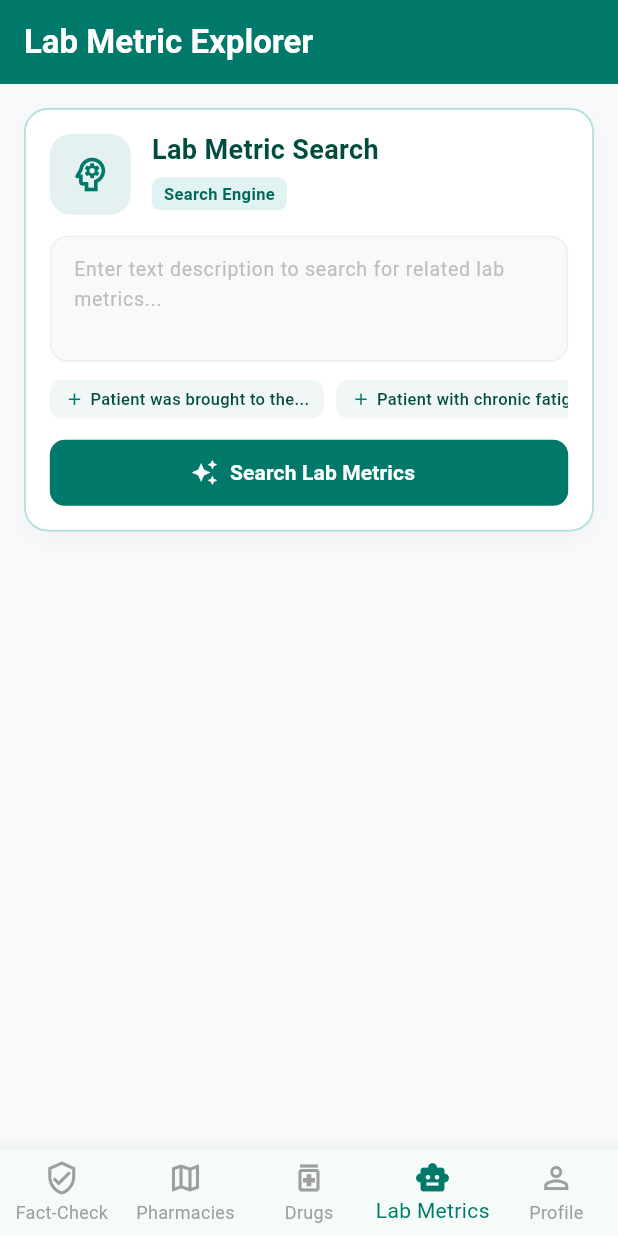
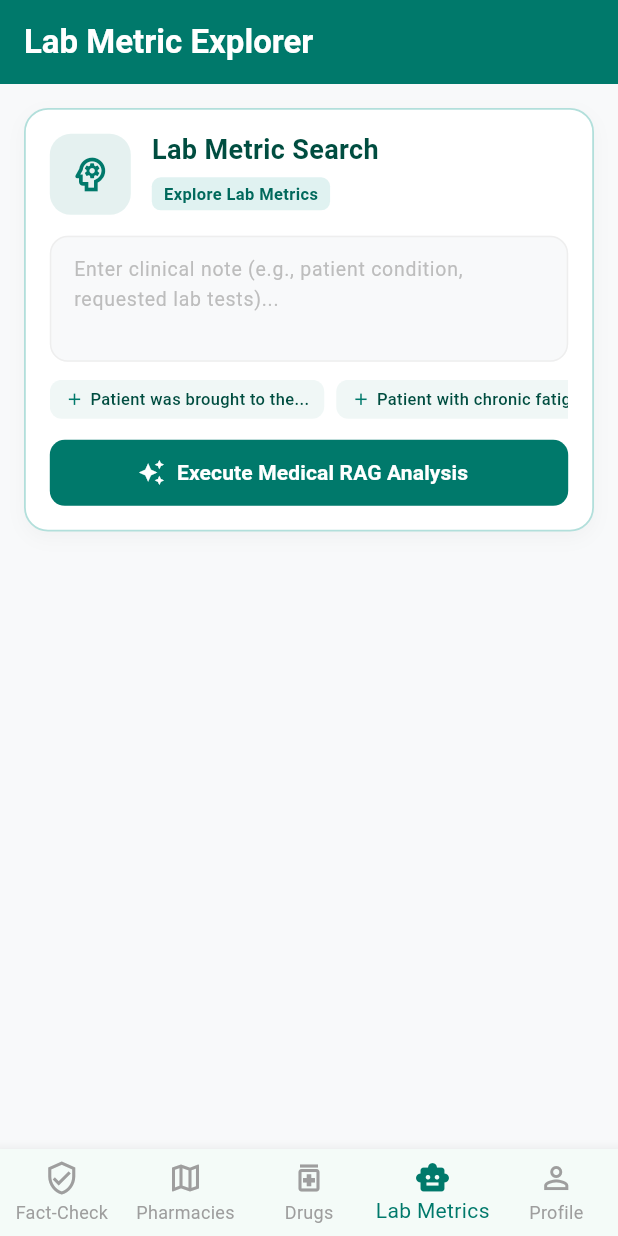
Before and after one commit to ylin1202/medpulse, a Flutter app: the screen it shows after launch, item 4 of the bottom bar chosen, on a phone screen of 412 x 824 dp. Run offline on Flutter 3.47's test engine with Material 3 defaults, Android fonts, the phone set to English and light mode, and no system bars; our stand-ins replace dio, flutter_dotenv, flutter_markdown, google_maps_flutter, shared_preferences; network calls fail.

Commit message:
feat(lab-metric): update lab metric model and analysis screen

```diff
--- a/medpulse_flutter/lib/features/lab_metric/data/analysis_model.dart
+++ b/medpulse_flutter/lib/features/lab_metric/data/analysis_model.dart
@@ -26,6 +26,7 @@ class MetricReferenceModel {
 class AnalysisResponseModel {
   final String status;
   final int detectedMetricsCount;
+  final String? clinicalSynthesis; // 新增：Gemini RAG Generation
   final Map<String, MetricReferenceModel> metricsReference;
   final int totalAttemptsUsed;
   final bool cached;
@@ -33,6 +34,7 @@ class AnalysisResponseModel {
   AnalysisResponseModel({
     required this.status,
     required this.detectedMetricsCount,
+    this.clinicalSynthesis,
     required this.metricsReference,
     required this.totalAttemptsUsed,
     required this.cached,
@@ -49,6 +51,7 @@ class AnalysisResponseModel {
     return AnalysisResponseModel(
       status: json['status'] ?? 'unknown',
       detectedMetricsCount: json['detected_metrics_count'] ?? 0,
+      clinicalSynthesis: json['clinical_synthesis']?.toString(), // 讀取後端生成的摘要
       metricsReference: parsedMetrics,
       totalAttemptsUsed: json['total_attempts_used'] ?? 1,
       cached: json['cached'] ?? false,
--- a/medpulse_flutter/lib/features/lab_metric/presentation/lab_metric_screen.dart
+++ b/medpulse_flutter/lib/features/lab_metric/presentation/lab_metric_screen.dart
@@ -1,4 +1,6 @@
 import 'package:flutter/material.dart';
+import 'package:flutter_markdown/flutter_markdown.dart';
+import 'package:dio/dio.dart';
 import '../../../../core/network/api_client.dart';
 import '../data/analysis_model.dart';
 
@@ -37,8 +39,12 @@ class _AiAgentScreenState extends State<AiAgentScreen> {
       debugPrint('[AI Agent] Sending clinical text to FastAPI /api/v1/analyze');
 
       final response = await ApiClient().fastApiDio.post(
-        '/analyze',
+        '/api/v1/analyze',
         data: {'clinical_text': text.trim()},
+        options: Options(
+          receiveTimeout: const Duration(seconds: 90), // 明確配置 90 秒逾時
+          sendTimeout: const Duration(seconds: 30),
+        ),
       );
 
       debugPrint('[AI Agent] Response Status: ${response.statusCode}');
@@ -49,12 +55,26 @@ class _AiAgentScreenState extends State<AiAgentScreen> {
           _isLoading = false;
         });
       }
+    } on DioException catch (dioErr) {
+      debugPrint('[AI Agent DioError]: ${dioErr.type} - ${dioErr.message}');
+      if (mounted) {
+        String message = 'Failed to analyze clinical text.';
+        if (dioErr.type == DioExceptionType.receiveTimeout) {
+          message = 'The AI Agent analysis timed out. Multi-stage clinical reasoning took longer than expected. Please try again.';
+        } else if (dioErr.type == DioExceptionType.connectionError ||
+                   dioErr.type == DioExceptionType.connectionTimeout) {
+          message = 'Unable to connect to AI Agent service at localhost:8000. Please ensure the backend container is running.';
+        }
+        setState(() {
+          _errorMessage = message;
+          _isLoading = false;
+        });
+      }
     } catch (e) {
       debugPrint('[AI Agent Error]: $e');
       if (mounted) {
         setState(() {
-          _errorMessage =
-              'Failed to analyze clinical text. Please verify FastAPI agent service is online.';
+          _errorMessage = 'An unexpected error occurred during medical analysis: $e';
           _isLoading = false;
         });
       }
@@ -69,6 +89,9 @@ class _AiAgentScreenState extends State<AiAgentScreen> {
 
   @override
   Widget build(BuildContext context) {
+    final hasSynthesis = _analysisResult?.clinicalSynthesis != null &&
+        _analysisResult!.clinicalSynthesis!.trim().isNotEmpty;
+
     return Scaffold(
       backgroundColor: const Color(0xFFF8F9FA),
       appBar: AppBar(
@@ -85,7 +108,7 @@ class _AiAgentScreenState extends State<AiAgentScreen> {
         child: Column(
           crossAxisAlignment: CrossAxisAlignment.start,
           children: [
-            // 1. 頂部英雄卡片 (Hero Header Banner - 承襲 Drug Detail 風格)
+            // 1. 頂部英雄卡片 (Hero Header Banner)
             Container(
               padding: const EdgeInsets.all(16.0),
               decoration: BoxDecoration(
@@ -146,7 +169,7 @@ class _AiAgentScreenState extends State<AiAgentScreen> {
                                 borderRadius: BorderRadius.circular(6),
                               ),
                               child: const Text(
-                                'Search Engine',
+                                'Explore Lab Metrics',
                                 style: TextStyle(
                                   fontSize: 11,
                                   fontWeight: FontWeight.bold,
@@ -168,7 +191,7 @@ class _AiAgentScreenState extends State<AiAgentScreen> {
                     style: const TextStyle(fontSize: 13.5),
                     decoration: InputDecoration(
                       hintText:
-                          'Enter text description to search for related lab metrics...',
+                          'Enter clinical note (e.g., patient condition, requested lab tests)...',
                       hintStyle: TextStyle(
                         color: Colors.grey[400],
                         fontSize: 13,
@@ -213,7 +236,8 @@ class _AiAgentScreenState extends State<AiAgentScreen> {
                                 vertical: 5,
                               ),
                               decoration: BoxDecoration(
-                                color: const Color(0xFF00796B).withOpacity(0.06),
+                                color:
+                                    const Color(0xFF00796B).withOpacity(0.06),
                                 borderRadius: BorderRadius.circular(8),
                               ),
                               child: Row(
@@ -256,7 +280,7 @@ class _AiAgentScreenState extends State<AiAgentScreen> {
                               ),
                       icon: const Icon(Icons.auto_awesome, size: 18),
                       label: const Text(
-                        'Search Lab Metrics',
+                        'Execute Medical RAG Analysis',
                         style: TextStyle(fontWeight: FontWeight.bold),
                       ),
                       style: ElevatedButton.styleFrom(
@@ -293,7 +317,7 @@ class _AiAgentScreenState extends State<AiAgentScreen> {
                       ),
                       SizedBox(height: 16),
                       Text(
-                        'Agent Reasoning with Gemma-3...',
+                        'Synthesizing with LangGraph & Gemini...',
                         style: TextStyle(
                           color: Color(0xFF004D40),
                           fontWeight: FontWeight.bold,
@@ -302,7 +326,7 @@ class _AiAgentScreenState extends State<AiAgentScreen> {
                       ),
                       SizedBox(height: 4),
                       Text(
-                        'Executing LangGraph multi-turn analysis',
+                        'NER Extraction -> Vector Retrieval -> Clinical Synthesis',
                         style: TextStyle(color: Colors.grey, fontSize: 12),
                       ),
                     ],
@@ -333,8 +357,74 @@ class _AiAgentScreenState extends State<AiAgentScreen> {
                 ),
               ),
 
-            // 4. 分析結果展示面板 (採用與 Drug Detail Section Card 相同的微色彩 Header 結構)
+            // 4. 分析結果展示面板
             if (_analysisResult != null && !_isLoading) ...[
+              // =======================================================
+              // 【RAG G 階段】AI Clinical Synthesis (MarkdownBody 渲染)
+              // =======================================================
+              if (hasSynthesis) ...[
+                Container(
+                  width: double.infinity,
+                  margin: const EdgeInsets.only(bottom: 20),
+                  padding: const EdgeInsets.all(16),
+                  decoration: BoxDecoration(
+                    color: const Color(0xFFF0FDF4),
+                    borderRadius: BorderRadius.circular(16),
+                    border: Border.all(color: Colors.teal.shade200, width: 1.2),
+                    boxShadow: [
+                      BoxShadow(
+                        color: Colors.teal.withOpacity(0.04),
+                        blurRadius: 8,
+                        offset: const Offset(0, 2),
+                      ),
+                    ],
+                  ),
+                  child: Column(
+                    crossAxisAlignment: CrossAxisAlignment.start,
+                    children: [
+                      Row(
+                        children: const [
+                          Icon(
+                            Icons.auto_awesome,
+                            color: Color(0xFF00796B),
+                            size: 18,
+                          ),
+                          SizedBox(width: 8),
+                          Text(
+                            'AI Clinical Interpretation & Synthesis',
+                            style: TextStyle(
+                              fontWeight: FontWeight.bold,
+                              fontSize: 15,
+                              color: Color(0xFF004D40),
+                            ),
+                          ),
+                        ],
+                      ),
+                      const SizedBox(height: 10),
+                      MarkdownBody(
+                        data: _analysisResult!.clinicalSynthesis!.trim(),
+                        styleSheet: MarkdownStyleSheet(
+                          p: const TextStyle(
+                            fontSize: 13.5,
+                            height: 1.55,
+                            color: Color(0xFF1B4D3E),
+                            letterSpacing: 0.15,
+                          ),
+                          strong: const TextStyle(
+                            fontWeight: FontWeight.bold,
+                            color: Color(0xFF004D40),
+                          ),
+                          listBullet: const TextStyle(
+                            color: Color(0xFF00796B),
+                            fontSize: 13.5,
+                          ),
+                        ),
+                      ),
+                    ],
+                  ),
+                ),
+              ],
+
               // 標題列 + Redis / Retry 狀態 Badge
               Row(
                 mainAxisAlignment: MainAxisAlignment.spaceBetween,
@@ -357,20 +447,7 @@ class _AiAgentScreenState extends State<AiAgentScreen> {
                         color: Colors.amber.shade100,
                         borderRadius: BorderRadius.circular(6),
                       ),
-                      child: Row(
-                        children: const [
-                          Icon(Icons.bolt, size: 12, color: Colors.brown),
-                          SizedBox(width: 2),
-                          Text(
-                            'Redis HIT',
-                            style: TextStyle(
-                              fontSize: 10,
-                              fontWeight: FontWeight.bold,
-                              color: Colors.brown,
-                            ),
-                          ),
-                        ],
-                      ),
+
                     )
                   else
                     Container(
@@ -381,14 +458,6 @@ class _AiAgentScreenState extends State<AiAgentScreen> {
                       decoration: BoxDecoration(
                         color: Colors.teal.shade50,
                         borderRadius: BorderRadius.circular(6),
-                      ),
-                      child: Text(
-                        'Attempts: ${_analysisResult!.totalAttemptsUsed}',
-                        style: const TextStyle(
-                          fontSize: 10,
-                          fontWeight: FontWeight.bold,
-                          color: Color(0xFF00796B),
-                        ),
                       ),
                     ),
                 ],
@@ -423,7 +492,6 @@ class _AiAgentScreenState extends State<AiAgentScreen> {
                     final metricData =
                         _analysisResult!.metricsReference[metricName]!;
 
-                    // 完全對齊 Drug Detail 的 _buildSectionCard 結構！
                     return Container(
                       margin: const EdgeInsets.only(bottom: 12),
                       decoration: BoxDecoration(
@@ -441,7 +509,7 @@ class _AiAgentScreenState extends State<AiAgentScreen> {
                       child: Column(
                         crossAxisAlignment: CrossAxisAlignment.start,
                         children: [
-                          // 標題列 (與 Drug Detail 一模一樣的微彩標題區塊)
+                          // 標題列
                           Container(
                             padding: const EdgeInsets.symmetric(
                               horizontal: 14,
```
